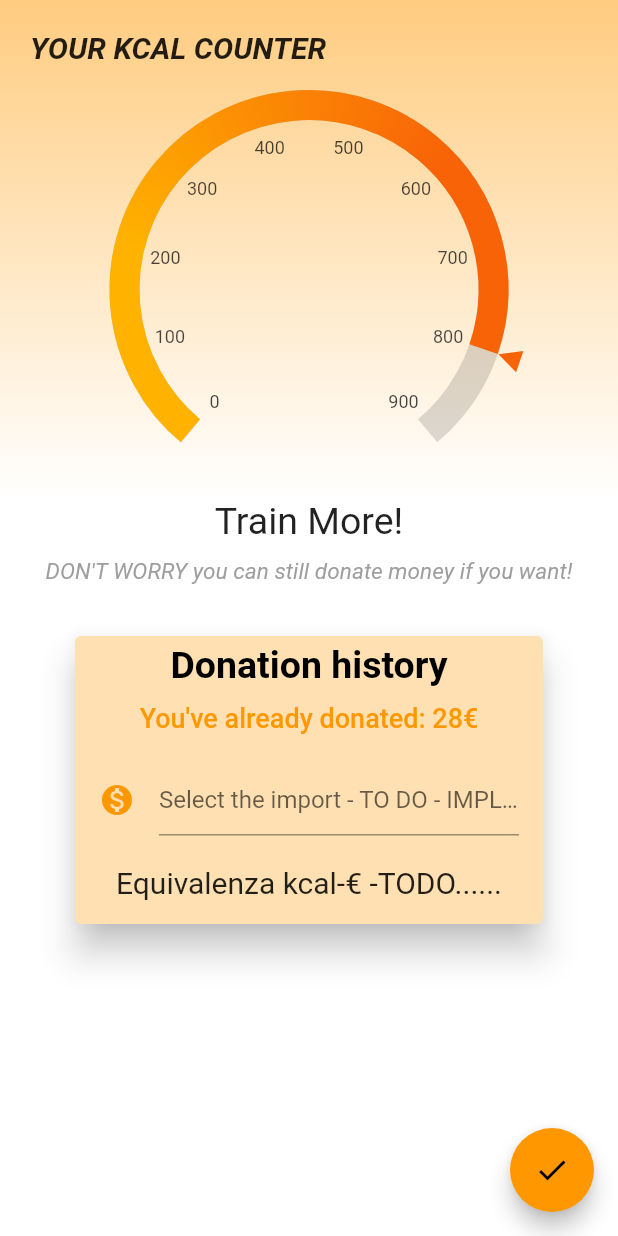
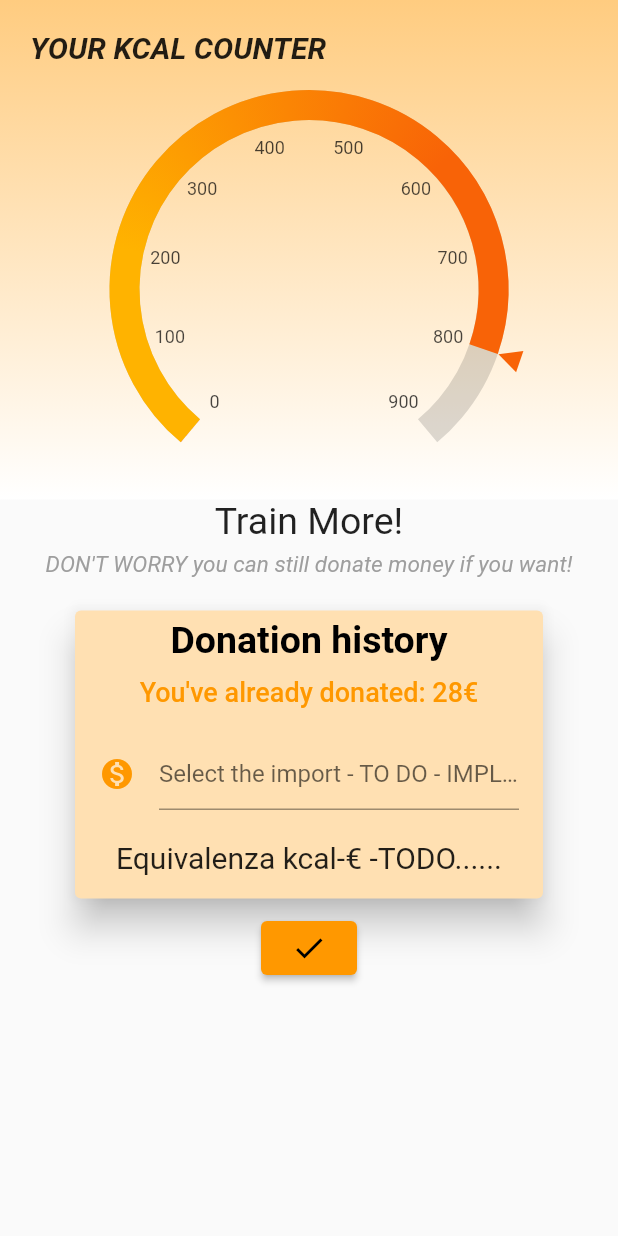
Before and after one commit to pieguarise/app_WGP, a Flutter app: the AchievementsPage widget shown alone on an empty page, opened directly, on a phone screen of 412 x 824 dp. Run offline on Flutter 3.47's test engine with Material 2 defaults, Android fonts, the phone set to English and light mode, and no system bars; drawn by our look-alikes of syncfusion_flutter_gauges; our stand-ins replace fl_chart, material_design_icons_flutter, percent_indicator, shared_preferences; accounts and stored records are empty.

Commit message:
[p] button AchivementPage

```diff
--- a/app_calorie/lib/pages/achievementsPage.dart
+++ b/app_calorie/lib/pages/achievementsPage.dart
@@ -45,9 +45,7 @@ class _AchievementsPageState extends State<AchievementsPage> {
   @override
   Widget build(BuildContext context) {
     //print('${AchievementsPage.AchievementsPageName} built');
-    return Scaffold(
-        backgroundColor: Colors.white,
-        body: SingleChildScrollView(
+    return SingleChildScrollView(
       child: Column(children: [
         Container(
             width: 700,
@@ -90,18 +88,16 @@ class _AchievementsPageState extends State<AchievementsPage> {
                       height: 280,
                       child: scoreBoard(context, session: sessions2))
                 ])),
-
-            //QUI VA CONTROLLATA LA COSA DEL PROVIDER
         _selectBottomSection(fullness: _barFull),
-          ]),
+        SizedBox(
+          height: 5,
         ),
-        floatingActionButton: FloatingActionButton(
+        ElevatedButton(
           onPressed: () => Navigator.of(context)
               .push(MaterialPageRoute(builder: (context) => CouponsPage())),
-          child: const Icon(Icons.done),
-          //Provider.of<Cart>(context, listen: false).clearCart(),
-        ));
+          child: Icon(Icons.done),
+        )
+      ]),
+    );
   }
 }
-
-//Page
--- a/app_calorie/lib/widgets/bottomNotFull.dart
+++ b/app_calorie/lib/widgets/bottomNotFull.dart
@@ -15,14 +15,16 @@ class bottomBarNotFullSection extends StatelessWidget {
         ),
       ),
       const SizedBox(
-        height: 10,
+        height: 5,
       ),
       const Text(
         "DON'T WORRY you can still donate money if you want!",
         style: TextStyle(
             fontSize: 15, color: Colors.grey, fontStyle: FontStyle.italic),
       ),
-      SizedBox(height: 30,),
+      SizedBox(
+        height: 18,
+      ),
       Container(
         width: 320,
         height: 200,
@@ -30,19 +32,27 @@ class bottomBarNotFullSection extends StatelessWidget {
             color: Colors.orange.shade100,
             elevation: 10,
             child: Column(children: [
-              SizedBox(height: 5,),
+              SizedBox(
+                height: 5,
+              ),
               Text('Donation history',
                   style: TextStyle(
                       color: Colors.black,
                       fontSize: 25,
                       fontWeight: FontWeight.bold)),
-                  SizedBox(height: 10,),
+              SizedBox(
+                height: 10,
+              ),
               Text(
                 "You've already donated: 28€",
                 style: TextStyle(
-                color: Colors.orange, fontSize: 18, fontWeight: FontWeight.w500),
+                    color: Colors.orange,
+                    fontSize: 18,
+                    fontWeight: FontWeight.w500),
               ),
-          SizedBox(height: 20,),
+              SizedBox(
+                height: 20,
+              ),
               SizedBox(
                 width: 280,
                 child: TextFormField(
@@ -55,8 +65,13 @@ class bottomBarNotFullSection extends StatelessWidget {
                       "Select the import - TO DO - IMPLEMENTAZIONE DEL CONTROLLO SULL'IMPORTO",
                 )),
               ),
-          SizedBox(height: 20,),
-          Text('Equivalenza kcal-€ -TODO......',style: TextStyle(fontSize: 20),)
+              SizedBox(
+                height: 20,
+              ),
+              Text(
+                'Equivalenza kcal-€ -TODO......',
+                style: TextStyle(fontSize: 20),
+              )
             ])),
       )
     ]);
```
Also changed, not shown: app_calorie/pubspec.lock. Lines whose indentation alone changed are shown as unchanged.
